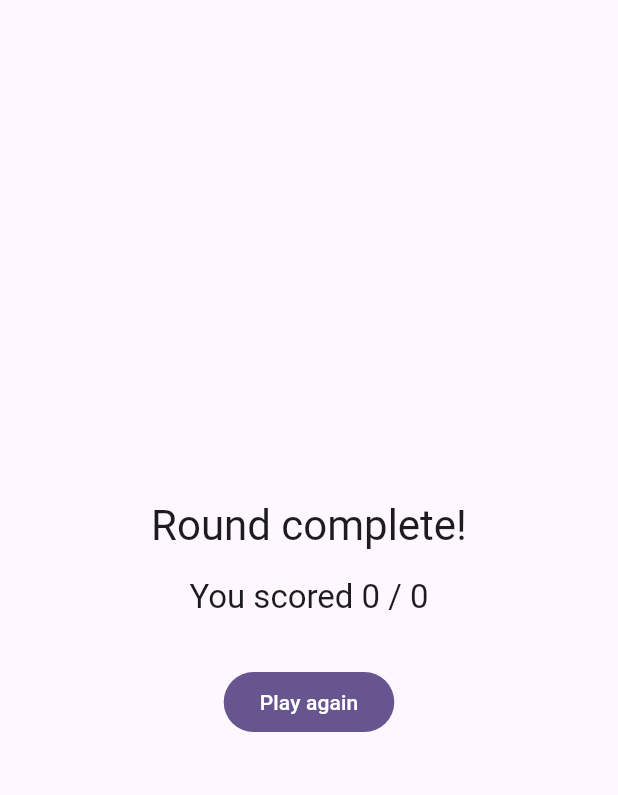
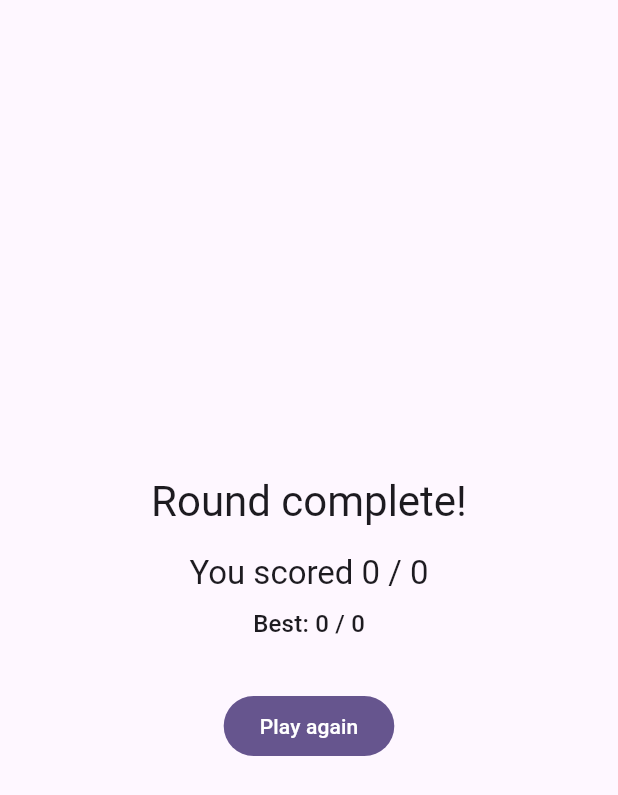
Before and after one commit to MrAtalay/erumind-mobile, a Flutter app: the _ResultsView widget shown alone on an empty page, opened directly with empty values, on a phone screen of 412 x 824 dp. Shown: the top 795 px of the screen. Run offline on Flutter 3.47's test engine with Material 3 defaults, Android fonts, the phone set to English and light mode, and no system bars; our stand-ins replace flutter_riverpod, freezed_annotation, hive_ce_flutter; accounts and stored records are empty.

Commit message:
Persist best score and games played (Phase 3 first slice)
Wire local persistence end to end through the StorageService seam:
- StorageService now opens a Hive CE box and exposes bestScore /
  gamesPlayed plus recordRound(); main() initializes it at startup and
  injects the ready instance via a ProviderScope override.
- GameController records the round on finish and surfaces bestScore /
  isNewBest in GameState; results screen shows "Best: X" and a
  "New best!" badge.
- Tests: StorageService unit tests over a temp Hive box (shared
  test/support helper) and a controller test for new-best recording.

Co-Authored-By: Claude Opus 4.8 <noreply@anthropic.com>

```diff
--- a/lib/features/game/logic/game_state.dart
+++ b/lib/features/game/logic/game_state.dart
@@ -14,6 +14,8 @@ class GameState {
     this.selectedIndex,
     this.lastResult,
     this.isFinished = false,
+    this.bestScore = 0,
+    this.isNewBest = false,
   });
 
   /// The questions for this round, already ordered.
@@ -34,6 +36,12 @@ class GameState {
   /// True once the round is over (results screen).
   final bool isFinished;
 
+  /// Persisted best score, populated when the round finishes. 0 otherwise.
+  final int bestScore;
+
+  /// True when this round set a new best score (for a "New best!" badge).
+  final bool isNewBest;
+
   Question get currentQuestion => questions[currentIndex];
 
   bool get isAnswered => lastResult != null;
--- a/lib/features/game/presentation/game_screen.dart
+++ b/lib/features/game/presentation/game_screen.dart
@@ -174,6 +174,19 @@ class _ResultsView extends ConsumerWidget {
               'You scored ${state.score} / ${state.total}',
               style: theme.textTheme.titleLarge,
             ),
+            const SizedBox(height: 8),
+            Text(
+              'Best: ${state.bestScore} / ${state.total}',
+              style: theme.textTheme.titleMedium,
+            ),
+            if (state.isNewBest) ...[
+              const SizedBox(height: 12),
+              Chip(
+                avatar: const Icon(Icons.emoji_events, size: 18),
+                label: const Text('New best!'),
+                backgroundColor: Colors.amber.shade100,
+              ),
+            ],
             const SizedBox(height: 32),
             FilledButton(
               onPressed: controller.restart,
```
Also changed, not shown: lib/features/game/logic/game_controller.dart (+8 -1 lines), lib/main.dart (+15 -3 lines), lib/services/storage_service.dart (+59 -5 lines), 3 other files.
